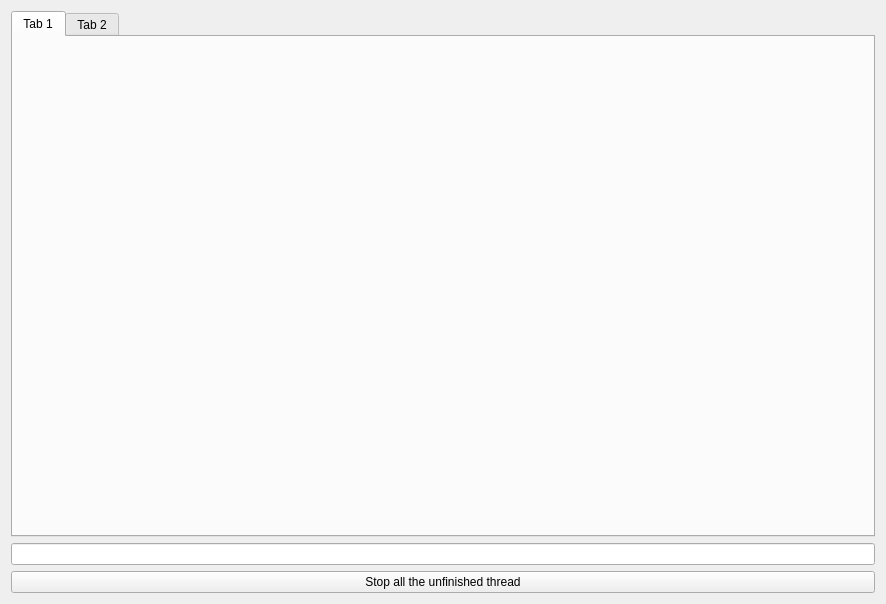
This is src/ui_files/Launch_Window_Design.ui in uf-reef-avl/multilauncher as Qt 5 draws it before an edit. The edited form follows.
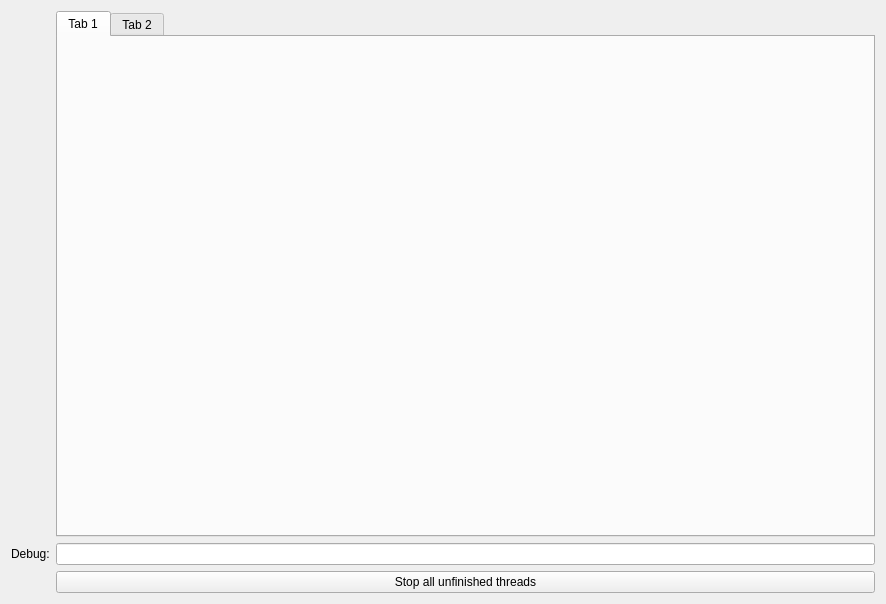
This is the edited form.

Commit message: Fixing some file browsing and ui improvements. README in progress

Diff of the .ui file:
```diff
--- a/src/ui_files/Launch_Window_Design.ui
+++ b/src/ui_files/Launch_Window_Design.ui
@@ -14,7 +14,20 @@
    <string>Dialog</string>
   </property>
   <layout class="QGridLayout" name="gridLayout">
-   <item row="0" column="0">
+   <item row="2" column="1">
+    <widget class="QPushButton" name="buttonStopThread">
+     <property name="focusPolicy">
+      <enum>Qt::NoFocus</enum>
+     </property>
+     <property name="text">
+      <string>Stop all unfinished threads</string>
+     </property>
+    </widget>
+   </item>
+   <item row="1" column="1">
+    <widget class="QLineEdit" name="lineDebugCommand"/>
+   </item>
+   <item row="0" column="1">
     <layout class="QVBoxLayout" name="verticalLaunch">
      <property name="sizeConstraint">
       <enum>QLayout::SetDefaultConstraint</enum>
@@ -39,18 +52,12 @@
      </item>
     </layout>
    </item>
-   <item row="2" column="0">
-    <widget class="QPushButton" name="buttonStopThread">
-     <property name="focusPolicy">
-      <enum>Qt::NoFocus</enum>
-     </property>
-     <property name="text">
-      <string>Stop all the unfinished thread</string>
-     </property>
-    </widget>
-   </item>
    <item row="1" column="0">
-    <widget class="QLineEdit" name="lineDebugCommand"/>
+    <widget class="QLabel" name="debugLabel">
+     <property name="text">
+      <string>Debug:</string>
+     </property>
+    </widget>
    </item>
   </layout>
  </widget>
```
The commit also changes 7 other files.
